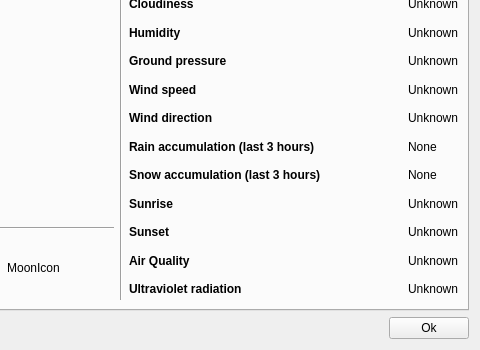
First picture: the form in WeatherDialog.ui, repository FelixdelasPozas/TrayWeather, before the edit; both pictures show x 237 to 717 and y 165 to 515 of the 717 by 515 pixel window.
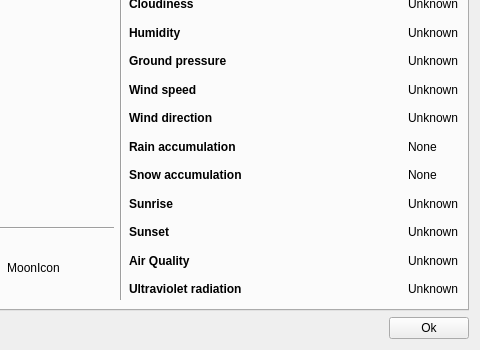
Second picture: the form after the edit. Icons and pictures are not drawn.

What changed in the file:
```diff
--- a/WeatherDialog.ui
+++ b/WeatherDialog.ui
@@ -383,7 +383,7 @@
               <string>Rain accumulation in the last 3 hours</string>
              </property>
              <property name="text">
-              <string>Rain accumulation (last 3 hours)</string>
+              <string>Rain accumulation</string>
              </property>
             </widget>
            </item>
@@ -479,7 +479,7 @@
               <string>Snow accumulation in the last 3 hours</string>
              </property>
              <property name="text">
-              <string>Snow accumulation (last 3 hours)</string>
+              <string>Snow accumulation</string>
              </property>
             </widget>
            </item>
```
